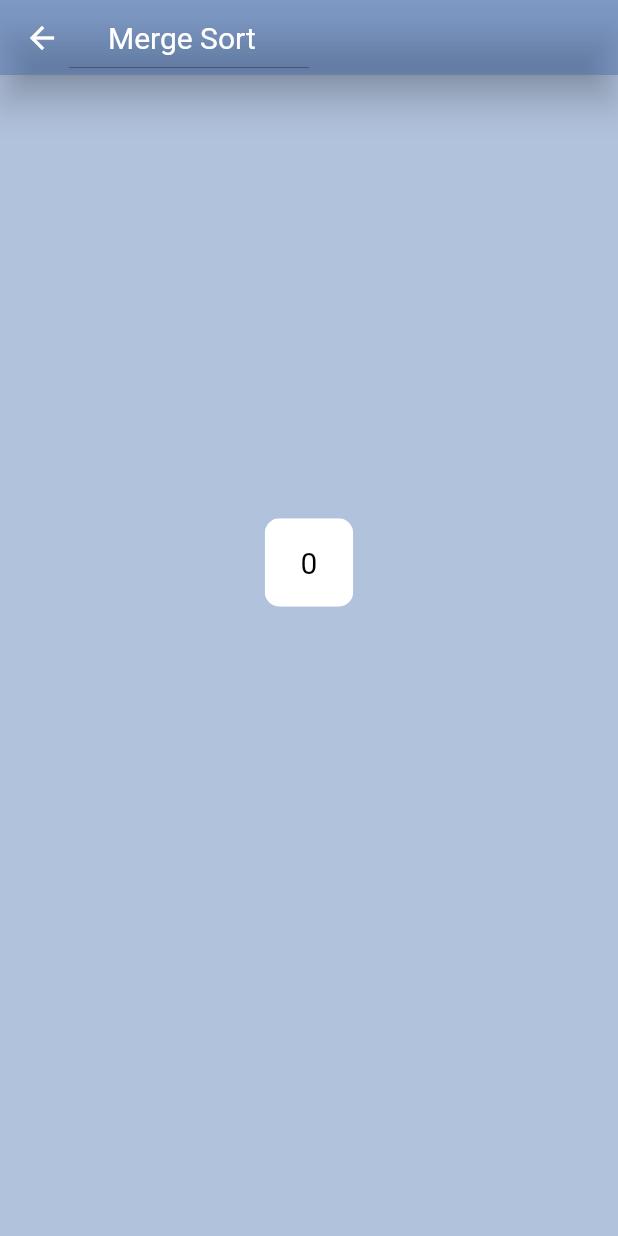
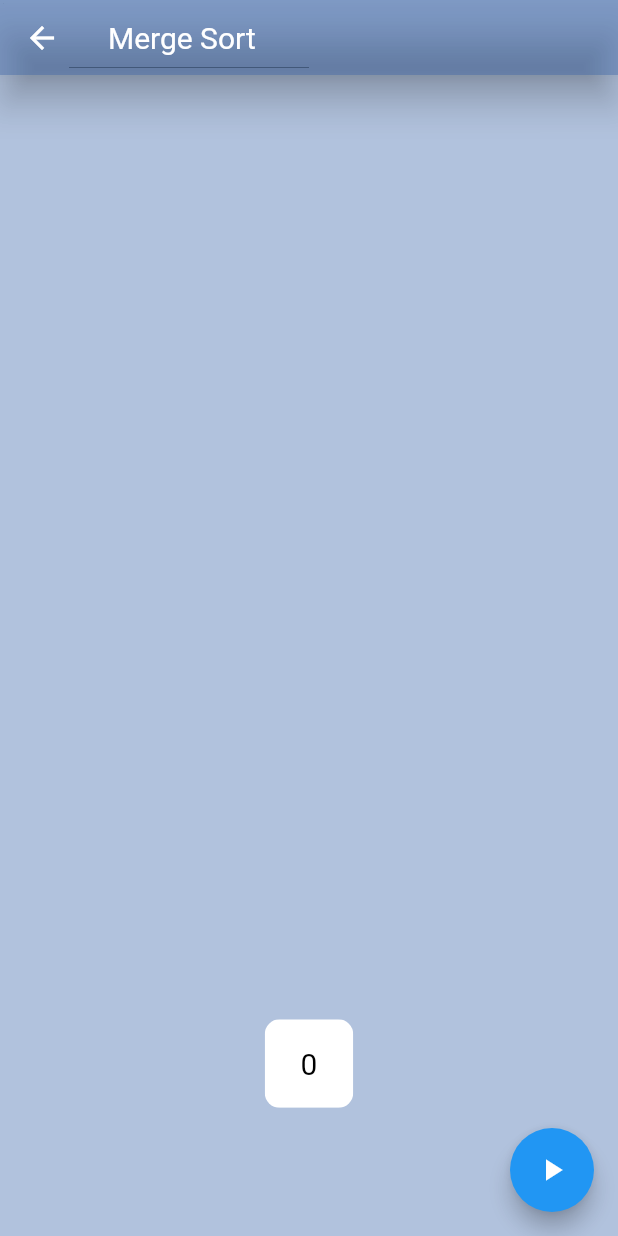
Before and after one commit to ted-marozzi/alg-io, a Flutter app: the AnimatedMergeSort screen opened by its route, on a phone screen of 412 x 824 dp. Run offline on Flutter 3.47's test engine with Material 2 defaults, Android fonts, the phone set to English and light mode, and no system bars; our stand-ins replace google_fonts; Roboto replaces fonts that are missing (Ubuntu).

Commit message:
Got box moving to click click

```diff
--- a/lib/main.dart
+++ b/lib/main.dart
@@ -24,8 +24,7 @@ Widget appBar(BuildContext context, String text) {
             style: titleFont,
             textAlign: TextAlign.center,
           ),
-        )
-    ),
+        )),
   );
 }
 
@@ -242,6 +241,7 @@ class AnimatedMergeSort extends StatefulWidget {
 
 class _AnimatedMergeSortState extends State<AnimatedMergeSort>
     with SingleTickerProviderStateMixin {
+  Animation<double> animation;
   AnimationController _controller;
 
   List<Widget> arrayBoxes = [];
@@ -250,11 +250,11 @@ class _AnimatedMergeSortState extends State<AnimatedMergeSort>
   @override
   void initState() {
     super.initState();
-
-    _controller = AnimationController(
-      duration: const Duration(seconds: 2),
-      vsync: this,
-    )..repeat(reverse: true);
+    _controller =
+        AnimationController(duration: const Duration(seconds: 2), vsync: this);
+    animation = CurvedAnimation(parent: _controller, curve: Curves.linear)
+      ..addStatusListener((status) {});
+    _controller.forward();
   }
 
   @override
@@ -262,6 +262,8 @@ class _AnimatedMergeSortState extends State<AnimatedMergeSort>
     _controller.dispose();
     super.dispose();
   }
+  bool top = false;
+
 
   @override
   Widget build(BuildContext context) {
@@ -269,11 +271,32 @@ class _AnimatedMergeSortState extends State<AnimatedMergeSort>
     double screenHeight = MediaQuery.of(context).size.height;
 
     double boxWidth = 75;
+    double padding = 100;
+
 
 
     return Scaffold(
         backgroundColor: Theme.of(context).backgroundColor,
         appBar: appBar(context, "Merge Sort"),
+        floatingActionButton: FloatingActionButton(
+          onPressed: () {
+            setState(() {
+              if (top) {
+
+                _controller.forward();
+                print("Forward");
+                top = false;
+              } else {
+
+                _controller.reverse();
+                print("Reverse");
+                top = true;
+              }
+
+            });
+          },
+          child: Icon(Icons.play_arrow),
+        ),
         body: LayoutBuilder(
           builder: (context, constraints) {
             final Size biggest = constraints.biggest;
@@ -282,9 +305,13 @@ class _AnimatedMergeSortState extends State<AnimatedMergeSort>
                 PositionedTransition(
                   rect: RelativeRectTween(
                     begin: RelativeRect.fromSize(
-                        Rect.fromLTWH((screenWidth-boxWidth)/2, 50, boxWidth, boxWidth), biggest),
+                        Rect.fromLTWH((screenWidth - boxWidth) / 2, padding,
+                            boxWidth, boxWidth),
+                        biggest),
                     end: RelativeRect.fromSize(
-                        Rect.fromLTWH((screenWidth-boxWidth)/2, 300, boxWidth, boxWidth), biggest),
+                        Rect.fromLTWH((screenWidth - boxWidth) / 2, screenHeight - boxWidth - padding,
+                            boxWidth, boxWidth),
+                        biggest),
                   ).animate(CurvedAnimation(
                     parent: _controller,
                     curve: Curves.linear,
```
Also changed, not shown: preview/merge.gif (added).
